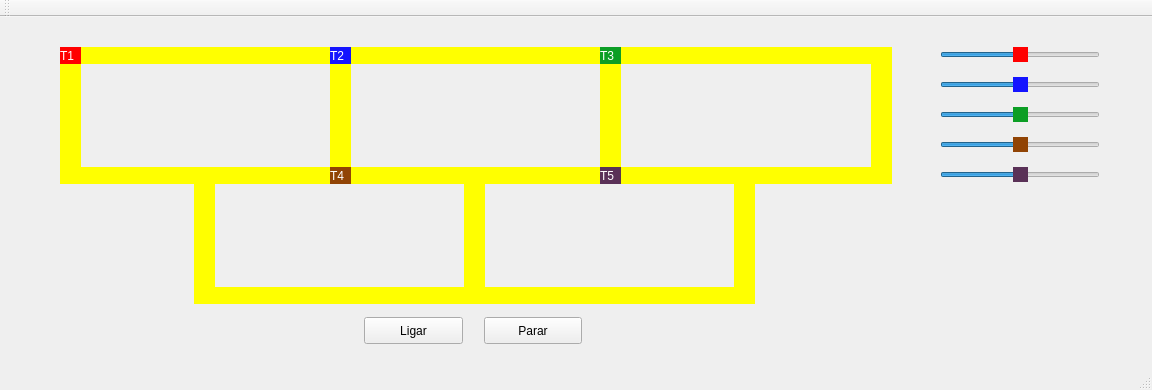
This is src/mainwindow.ui in fabianapduarte/trabalho-trens as Qt 5 draws it before an edit. The edited form follows.
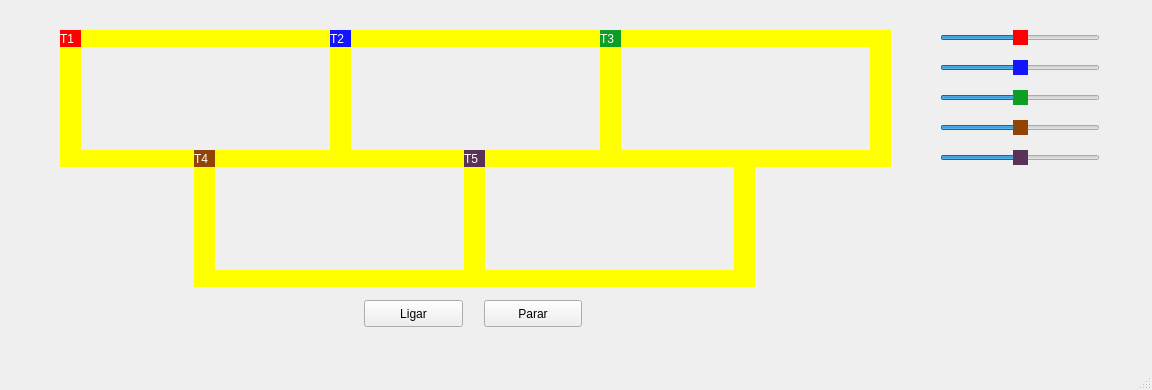
This is the edited form.

Diff of the .ui file:
```diff
--- a/src/mainwindow.ui
+++ b/src/mainwindow.ui
@@ -34,7 +34,7 @@
    <widget class="QLabel" name="label_trilho1">
     <property name="geometry">
      <rect>
-      <x>214</x>
+      <x>350</x>
       <y>150</y>
       <width>250</width>
       <height>17</height>
@@ -137,22 +137,6 @@
      <string/>
     </property>
    </widget>
-   <widget class="QLabel" name="label_trilho1_2">
-    <property name="geometry">
-     <rect>
-      <x>484</x>
-      <y>150</y>
-      <width>250</width>
-      <height>17</height>
-     </rect>
-    </property>
-    <property name="styleSheet">
-     <string notr="true">QLabel { background: yellow}</string>
-    </property>
-    <property name="text">
-     <string/>
-    </property>
-   </widget>
    <widget class="QLabel" name="label_trilho2_2">
     <property name="geometry">
      <rect>
@@ -319,7 +303,7 @@
    <widget class="QLabel" name="label_trilho4_5">
     <property name="geometry">
      <rect>
-      <x>871</x>
+      <x>870</x>
       <y>30</y>
       <width>21</width>
       <height>137</height>
@@ -435,7 +419,7 @@
    <widget class="QLabel" name="label_trem4">
     <property name="geometry">
      <rect>
-      <x>330</x>
+      <x>194</x>
       <y>150</y>
       <width>21</width>
       <height>17</height>
@@ -478,7 +462,7 @@
    <widget class="QLabel" name="label_trem5">
     <property name="geometry">
      <rect>
-      <x>600</x>
+      <x>464</x>
       <y>150</y>
       <width>21</width>
       <height>17</height>
@@ -557,14 +541,6 @@
     </rect>
    </property>
   </widget>
-  <widget class="QToolBar" name="mainToolBar">
-   <attribute name="toolBarArea">
-    <enum>TopToolBarArea</enum>
-   </attribute>
-   <attribute name="toolBarBreak">
-    <bool>false</bool>
-   </attribute>
-  </widget>
   <widget class="QStatusBar" name="statusBar"/>
  </widget>
  <layoutdefault spacing="6" margin="11"/>
```
Left out of the diff: 5 changed lines with no effect on the pictures.
